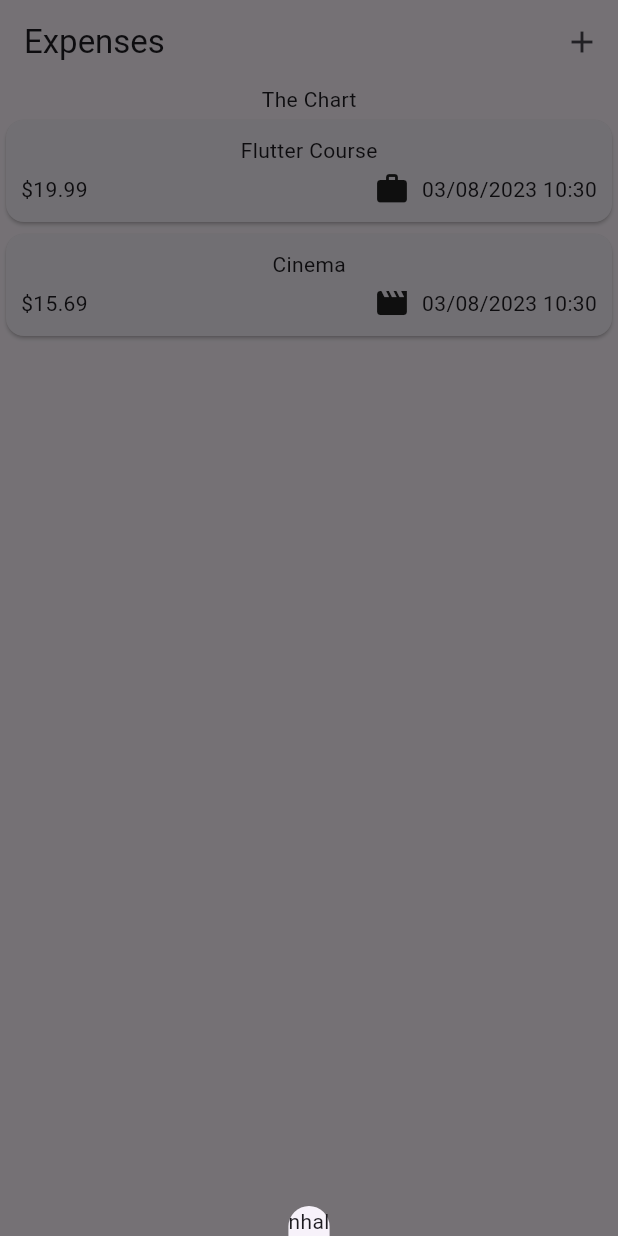
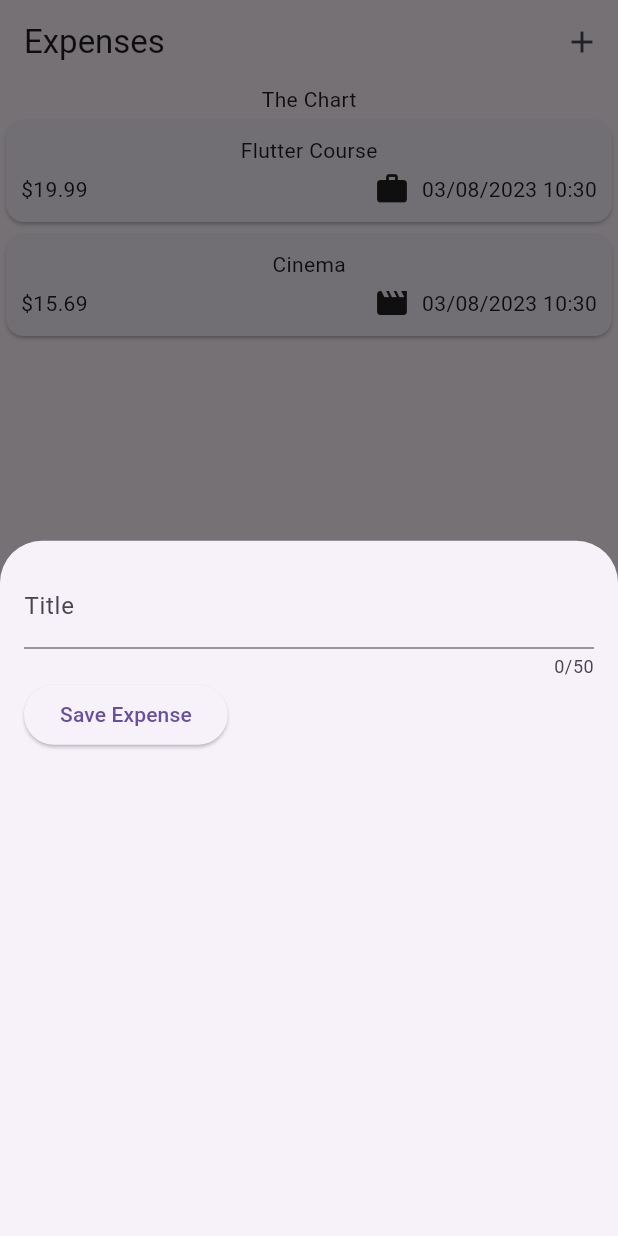
Before and after one commit to Gabones/academind_flutter_course, a Flutter app: the screen it shows after launch, after a tap on the "add" icon, on a phone screen of 412 x 824 dp. Run offline on Flutter 3.47's test engine with Material 2 defaults, Android fonts, the phone set to English and light mode, and no system bars; our stand-ins replace google_fonts.

Commit message:
listen to every keystroke on an input field

```diff
--- a/expenses_tracker_app/lib/widgets/expenses.dart
+++ b/expenses_tracker_app/lib/widgets/expenses.dart
@@ -1,4 +1,5 @@
 import 'package:expenses_tracker_app/widgets/expenses_list/expenses_list.dart';
+import 'package:expenses_tracker_app/widgets/new_expense.dart';
 import 'package:flutter/material.dart';
 import '../models/category.dart';
 import '../models/expense.dart';
@@ -29,7 +30,7 @@ class _ExpensesState extends State<Expenses> {
   void _openAddExpenseOverlay() {
     showModalBottomSheet(
       context: context,
-      builder: (ctx) => Text("nhal"),
+      builder: (ctx) => const NewExpense(),
     );
   }
 
--- a/expenses_tracker_app/lib/widgets/new_expense.dart
+++ b/expenses_tracker_app/lib/widgets/new_expense.dart
@@ -8,12 +8,36 @@ class NewExpense extends StatefulWidget {
 }
 
 class _NewExpenseState extends State<NewExpense> {
+  String _enteredTitle = '';
+
+  void _saveTitleInput(String inputValue) {
+    _enteredTitle = inputValue;
+  }
+
   @override
   Widget build(BuildContext context) {
-    return const Padding(
-      padding: EdgeInsets.all(16),
+    return Padding(
+      padding: const EdgeInsets.all(16),
       child: Column(
-        children: [],
+        children: [
+          TextField(
+            onChanged: _saveTitleInput,
+            maxLength: 50,
+            decoration: const InputDecoration(
+              label: Text('Title'),
+            ),
+          ),
+          Row(
+            children: [
+              ElevatedButton(
+                onPressed: () {
+                  print(_enteredTitle);
+                },
+                child: const Text('Save Expense'),
+              ),
+            ],
+          ),
+        ],
       ),
     );
   }
```
